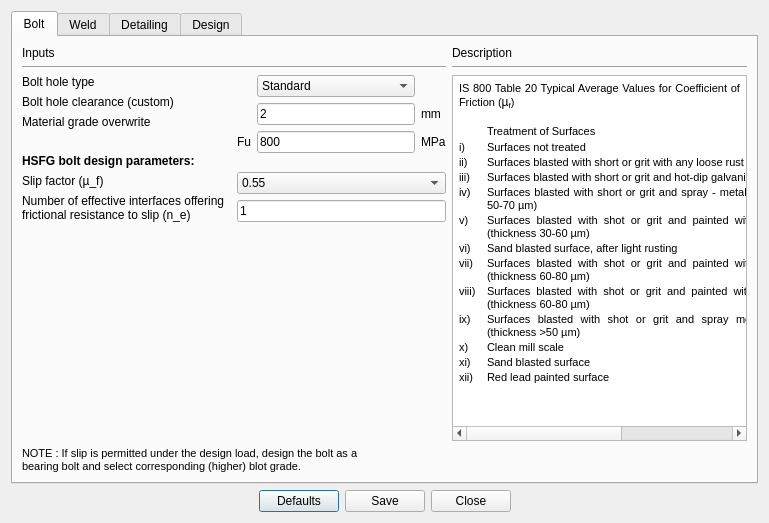
This is Connections/Shear/Finplate/design_preferences.ui in GreatDevelopers/osdag-core as Qt 5 draws it before an edit. The edited form follows.
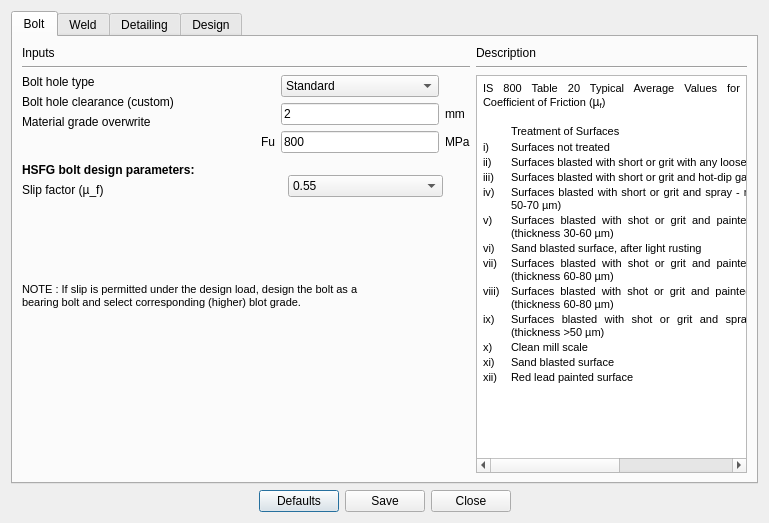
This is the edited form.

The edit to the form file:
```diff
--- a/Connections/Shear/Finplate/design_preferences.ui
+++ b/Connections/Shear/Finplate/design_preferences.ui
@@ -74,9 +74,11 @@
       <attribute name="title">
        <string>Bolt</string>
       </attribute>
-      <layout class="QGridLayout" name="gridLayout_18">
-       <item row="0" column="0" rowspan="2" colspan="3">
-        <layout class="QGridLayout" name="gridLayout_17">
+      <layout class="QGridLayout" name="gridLayout_29">
+       <item row="0" column="0" rowspan="2" colspan="2">
+        <layout class="QGridLayout" name="gridLayout_28">
+         <item row="0" column="0">
+          <layout class="QGridLayout" name="gridLayout_27">
          <item row="0" column="0">
           <widget class="QLabel" name="label_5">
            <property name="text">
@@ -91,10 +93,12 @@
            </property>
           </widget>
          </item>
-         <item row="2" column="0">
-          <layout class="QGridLayout" name="gridLayout_16">
+          </layout>
+         </item>
+         <item row="1" column="0">
+          <layout class="QGridLayout" name="gridLayout_26">
            <item row="0" column="0">
-            <layout class="QGridLayout" name="gridLayout_15">
+            <layout class="QGridLayout" name="gridLayout_25">
              <item row="0" column="0">
               <layout class="QGridLayout" name="gridLayout">
                <item row="0" column="0">
@@ -127,22 +131,13 @@
                </property>
                <property name="sizeHint" stdset="0">
                 <size>
-                 <width>209</width>
-                 <height>13</height>
+                 <width>233</width>
+                 <height>28</height>
                 </size>
                </property>
               </spacer>
              </item>
              <item row="2" column="0">
-              <layout class="QGridLayout" name="gridLayout_11">
-               <item row="1" column="0">
-                <widget class="QLabel" name="label_15">
-                 <property name="text">
-                  <string>Slip factor (µ_f)</string>
-                 </property>
-                </widget>
-               </item>
-               <item row="0" column="0" colspan="2">
                 <widget class="QLabel" name="label_7">
                  <property name="font">
                   <font>
@@ -155,20 +150,17 @@
                  </property>
                 </widget>
                </item>
-               <item row="2" column="0" colspan="2">
-                <widget class="QLabel" name="label_13">
+             <item row="3" column="0">
+              <widget class="QLabel" name="label_15">
                  <property name="text">
-                  <string>Number of effective interfaces offering
-frictional resistance to slip (n_e)</string>
+                <string>Slip factor (µ_f)</string>
                  </property>
                 </widget>
                </item>
               </layout>
              </item>
-            </layout>
-           </item>
            <item row="0" column="1">
-            <layout class="QGridLayout" name="gridLayout_14">
+            <layout class="QGridLayout" name="gridLayout_12">
              <item row="0" column="0">
               <layout class="QGridLayout" name="gridLayout_9">
                <item row="2" column="0">
@@ -245,22 +237,21 @@
               </spacer>
              </item>
              <item row="2" column="0">
-              <layout class="QGridLayout" name="gridLayout_12">
-               <item row="1" column="0">
-                <widget class="QLineEdit" name="txt_frictional_resistance">
-                 <property name="text">
-                  <string>1</string>
-                 </property>
-                 <property name="alignment">
-                  <set>Qt::AlignLeading|Qt::AlignLeft|Qt::AlignVCenter</set>
-                 </property>
-                 <property name="readOnly">
-                  <bool>true</bool>
-                 </property>
-                </widget>
-               </item>
+              <layout class="QGridLayout" name="gridLayout_11">
                <item row="0" column="0">
                 <widget class="QComboBox" name="combo_slipfactor">
+                 <property name="minimumSize">
+                  <size>
+                   <width>0</width>
+                   <height>0</height>
+                  </size>
+                 </property>
+                 <property name="maximumSize">
+                  <size>
+                   <width>155</width>
+                   <height>16777215</height>
+                  </size>
+                 </property>
                  <property name="currentIndex">
                   <number>8</number>
                  </property>
@@ -319,7 +310,49 @@
          </item>
         </layout>
        </item>
-       <item row="0" column="3" rowspan="3">
+       <item row="4" column="1">
+        <spacer name="verticalSpacer_10">
+         <property name="orientation">
+          <enum>Qt::Vertical</enum>
+         </property>
+         <property name="sizeHint" stdset="0">
+          <size>
+           <width>20</width>
+           <height>158</height>
+          </size>
+         </property>
+        </spacer>
+       </item>
+       <item row="2" column="1">
+        <spacer name="verticalSpacer">
+         <property name="orientation">
+          <enum>Qt::Vertical</enum>
+         </property>
+         <property name="sizeHint" stdset="0">
+          <size>
+           <width>20</width>
+           <height>54</height>
+          </size>
+         </property>
+        </spacer>
+       </item>
+       <item row="3" column="0" colspan="2">
+        <widget class="QLabel" name="label_note">
+         <property name="font">
+          <font>
+           <pointsize>8</pointsize>
+           <weight>50</weight>
+           <italic>false</italic>
+           <bold>false</bold>
+          </font>
+         </property>
+         <property name="text">
+          <string>NOTE : If slip is permitted under the design load, design the bolt as a
+bearing bolt and select corresponding (higher) blot grade.</string>
+         </property>
+        </widget>
+       </item>
+       <item row="0" column="2" rowspan="5">
         <layout class="QGridLayout" name="gridLayout_8">
          <item row="0" column="0">
           <widget class="QLabel" name="label_3">
@@ -450,42 +483,6 @@
          </item>
         </layout>
        </item>
-       <item row="1" column="1">
-        <widget class="QLabel" name="label_26">
-         <property name="text">
-          <string/>
-         </property>
-        </widget>
-       </item>
-       <item row="2" column="2">
-        <spacer name="verticalSpacer">
-         <property name="orientation">
-          <enum>Qt::Vertical</enum>
-         </property>
-         <property name="sizeHint" stdset="0">
-          <size>
-           <width>20</width>
-           <height>201</height>
-          </size>
-         </property>
-        </spacer>
-       </item>
-       <item row="3" column="0" colspan="3">
-        <widget class="QLabel" name="label_note">
-         <property name="font">
-          <font>
-           <pointsize>8</pointsize>
-           <weight>50</weight>
-           <italic>false</italic>
-           <bold>false</bold>
-          </font>
-         </property>
-         <property name="text">
-          <string>NOTE : If slip is permitted under the design load, design the bolt as a
-bearing bolt and select corresponding (higher) blot grade.</string>
-         </property>
-        </widget>
-       </item>
       </layout>
       <zorder>label_5</zorder>
       <zorder>line</zorder>
```
Left out of the diff: 5 changed lines with no effect on the pictures. Lines whose indentation alone changed are shown as unchanged.
